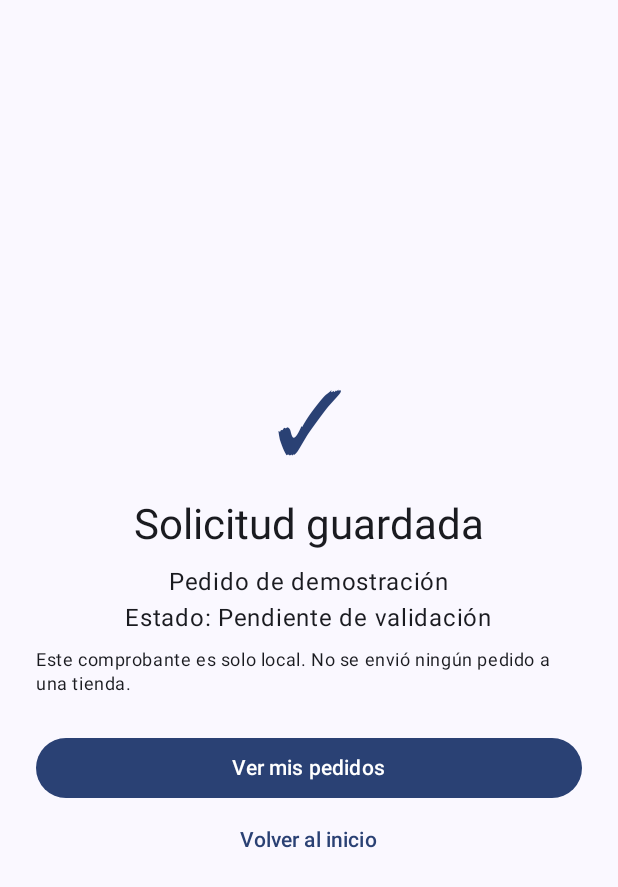
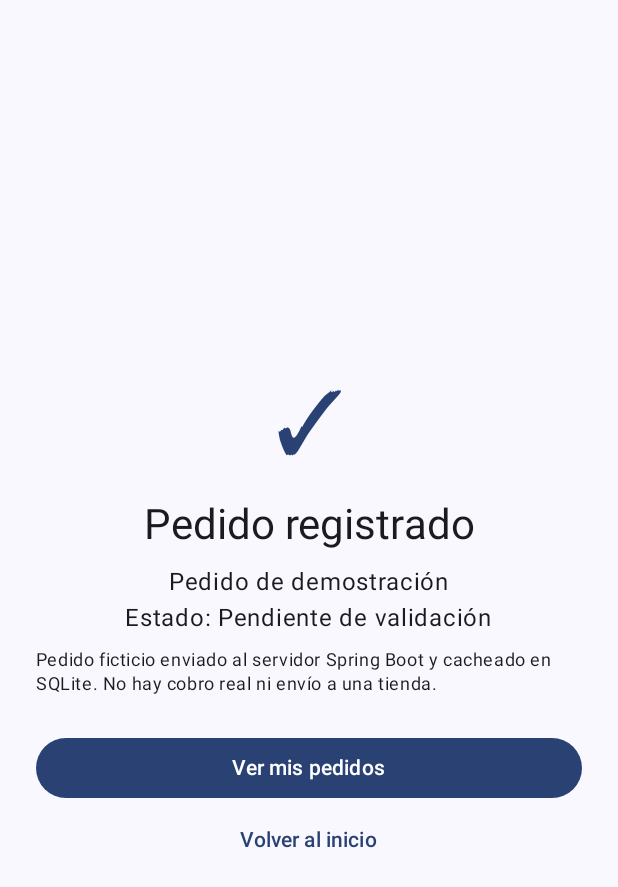
Before and after one commit to ItsFabix/OYLFrutosSecos, an Android app built with Jetpack Compose: the composable OrderSuccessScreen called with empty values, on a phone screen of 412 x 824 dp. Shown: the top 887 px of the screen. Run offline under Robolectric (Android 15) with nearby library versions, the phone set to English and light mode, and no system bars.

Commit message:
feat(ui): describir pedidos remotos y conservar historial local

```diff
--- a/app/src/main/java/com/example/oylfrutossecos/ui/screens/OrderSuccessScreen.kt
+++ b/app/src/main/java/com/example/oylfrutossecos/ui/screens/OrderSuccessScreen.kt
@@ -8,17 +8,21 @@ import androidx.compose.ui.Modifier
 import androidx.compose.ui.unit.dp
 
 @Composable
-fun OrderSuccessScreen(orderId: Long?, onOrders: () -> Unit, onHome: () -> Unit) {
+fun OrderSuccessScreen(orderId: Long?, serverOrderId: String? = null,
+    onOrders: () -> Unit, onHome: () -> Unit) {
     Column(Modifier.fillMaxSize().padding(24.dp), verticalArrangement = Arrangement.Center,
         horizontalAlignment = Alignment.CenterHorizontally) {
         Text("✓", style = MaterialTheme.typography.displayLarge, color = MaterialTheme.colorScheme.primary)
         Spacer(Modifier.height(14.dp))
-        Text("Solicitud guardada", style = MaterialTheme.typography.headlineMedium)
+        Text("Pedido registrado", style = MaterialTheme.typography.headlineMedium)
         Spacer(Modifier.height(8.dp))
-        Text(if (orderId == null) "Pedido de demostración" else "Número de solicitud: #$orderId")
+        Text(if (orderId == null) "Pedido de demostración" else "Número en tu historial: #$orderId")
+        if (serverOrderId != null) Text("ID servidor: $serverOrderId",
+            style = MaterialTheme.typography.bodySmall)
         Text("Estado: Pendiente de validación")
         Spacer(Modifier.height(8.dp))
-        Text("Este comprobante es solo local. No se envió ningún pedido a una tienda.",
+        Text("Pedido ficticio enviado al servidor Spring Boot y cacheado en SQLite. " +
+            "No hay cobro real ni envío a una tienda.",
             style = MaterialTheme.typography.bodySmall)
         Spacer(Modifier.height(24.dp))
         Button(onClick = onOrders, modifier = Modifier.fillMaxWidth()) { Text("Ver mis pedidos") }
```
